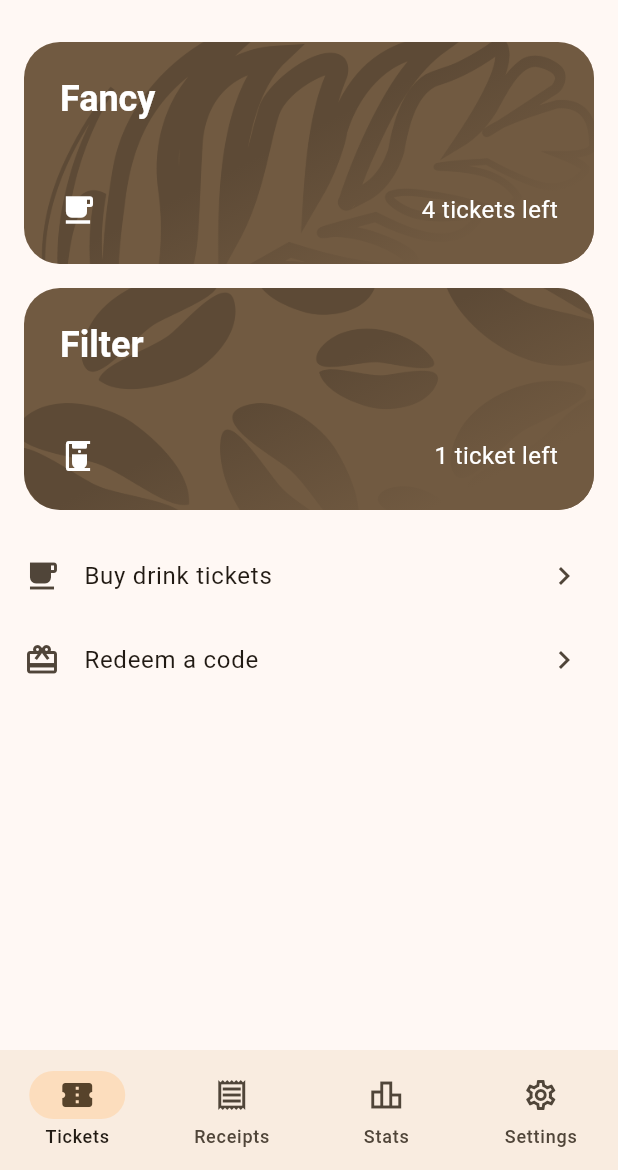
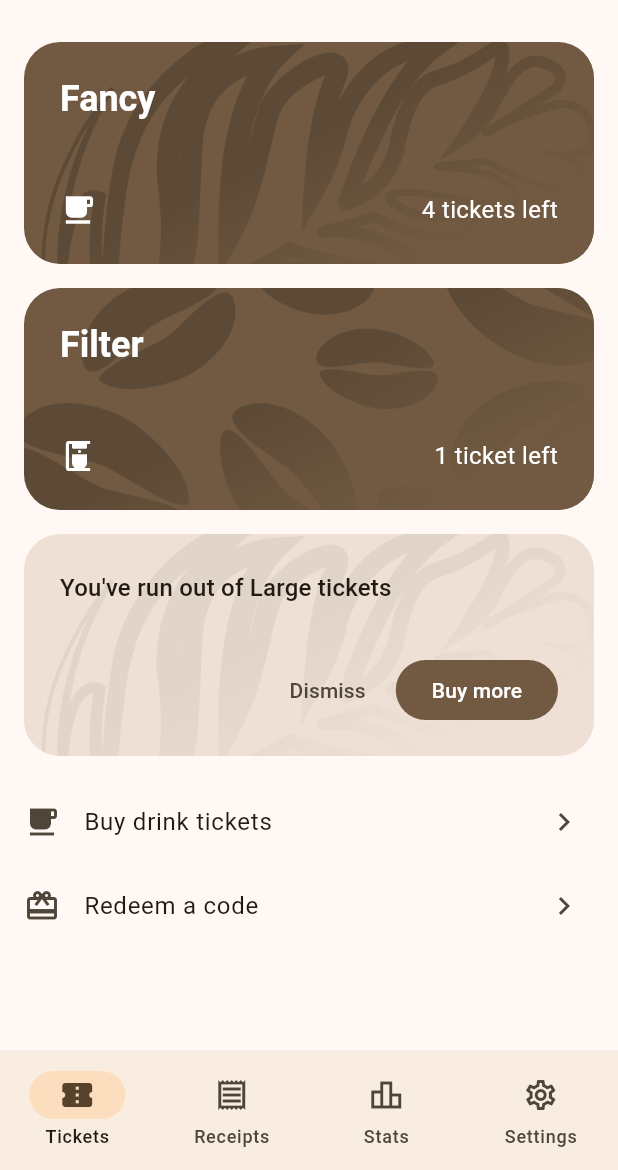
Before and after one commit to AnalogIO/mobile_app, a Flutter app: the screen it shows after launch, on a phone screen of 412 x 824 dp, the part 66-1236 px from its top. Run offline on Flutter 3.47's test engine with Material 3 defaults, Android fonts, the light colour scheme and no system bars; our stand-ins replace bloc, chopper, equatable, fpdart, gap, go_router and 1 more; generated files the repository leaves out were written again.

Commit message:
feat(tickets): add NoTicketsLeftCard widget and change constructors in TicketCardBase
- Add NoTicketsLeftCard which takes the place of an OwnedTicketCard when the last ticket of a type is used
- Change the amount of constructors in TicketCardBase from 2 to 1 so you always have to supply a widget instead of a string for the title

```diff
--- a/lib/tickets/my_tickets_section.dart
+++ b/lib/tickets/my_tickets_section.dart
@@ -1,6 +1,9 @@
+import 'package:cafe_analog_app/buy_tickets/products.dart';
+import 'package:cafe_analog_app/tickets/no_tickets_left_card.dart';
 import 'package:cafe_analog_app/tickets/owned_ticket_card.dart';
 import 'package:cafe_analog_app/tickets/use_ticket/use_ticket_modal.dart';
 import 'package:flutter/material.dart';
+import 'package:go_router/go_router.dart';
 
 // TODO(monir): add placeholder when user doesn't have any tickets.
 class MyTicketsSection extends StatelessWidget {
@@ -9,6 +12,8 @@ class MyTicketsSection extends StatelessWidget {
   // TODO(marfavi): hent data fra backend
   @override
   Widget build(BuildContext context) {
+    final dummyEmptyProduct = products[1];
+
     return Padding(
       padding: const EdgeInsets.all(16),
       child: Column(
@@ -40,6 +45,21 @@ class MyTicketsSection extends StatelessWidget {
               backgroundImagePath: 'assets/images/beans.png',
             ),
           ),
+          // Sample NoTicketsLeftCard widget
+          NoTicketsLeftCard(
+            id: 2,
+            ticketName: dummyEmptyProduct.title,
+            backgroundImagePath: 'assets/images/latteart.png',
+            onBuyMore: () {
+              context.push(
+                '/tickets/buy/ticket/${dummyEmptyProduct.title}',
+                extra: dummyEmptyProduct,
+              );
+            },
+            onDismiss: () {
+              // TODO: Remove this card from the list
+            },
+          ),
         ],
       ),
     );
--- /dev/null
+++ b/lib/tickets/no_tickets_left_card.dart
@@ -0,0 +1,78 @@
+import 'package:cafe_analog_app/tickets/ticket_card_base.dart';
+import 'package:flutter/material.dart';
+import 'package:gap/gap.dart';
+
+/// A card shown when the user has run out of tickets of a specific type.
+///
+/// Displays a message prompting the user to buy more tickets or dismiss.
+/// Uses [TicketCardBase] with muted colors for a less prominent appearance.
+class NoTicketsLeftCard extends StatelessWidget {
+  const NoTicketsLeftCard({
+    required this.id,
+    required this.ticketName,
+    required this.backgroundImagePath,
+    required this.onBuyMore,
+    required this.onDismiss,
+    super.key,
+  });
+
+  /// Unique identifier, used for Hero animation tag.
+  final int id;
+
+  /// The name of the ticket type that has run out.
+  final String ticketName;
+
+  /// Asset path for the background graphic.
+  final String backgroundImagePath;
+
+  /// Called when the user taps "Buy more".
+  final VoidCallback onBuyMore;
+
+  /// Called when the user taps "Dismiss".
+  final VoidCallback onDismiss;
+
+  @override
+  Widget build(BuildContext context) {
+    final colorScheme = Theme.of(context).colorScheme;
+
+    return TicketCardBase(
+      id: id,
+      title: Text(
+        "You've run out of $ticketName tickets",
+        style: Theme.of(context).textTheme.titleMedium,
+      ),
+      backgroundImagePath: backgroundImagePath,
+      backgroundColor: colorScheme.surfaceContainerHighest,
+      foregroundColor: colorScheme.onSurfaceVariant,
+      backgroundGraphicOpacity: 0.3,
+      children: [
+        const Gap(36),
+        Row(
+          mainAxisAlignment: MainAxisAlignment.end,
+          spacing: 8,
+          children: [
+            TextButton(
+              onPressed: onDismiss,
+              style: TextButton.styleFrom(
+                tapTargetSize: MaterialTapTargetSize.shrinkWrap,
+              ),
+              child: Text(
+                'Dismiss',
+                style: TextStyle(color: colorScheme.onSurfaceVariant),
+              ),
+            ),
+            FilledButton(
+              onPressed: onBuyMore,
+              style: FilledButton.styleFrom(
+                backgroundColor: colorScheme.secondary,
+                foregroundColor: colorScheme.onSecondary,
+                tapTargetSize: MaterialTapTargetSize.shrinkWrap,
+              ),
+              child: const Text('Buy more'),
+            ),
+          ],
+        ),
+      ],
+    );
+  }
+}
--- a/lib/tickets/owned_ticket_card.dart
+++ b/lib/tickets/owned_ticket_card.dart
@@ -24,7 +24,7 @@ class OwnedTicketCard extends StatelessWidget {
   Widget build(BuildContext context) {
     return TicketCardBase(
       id: id,
-      title: ticketName,
+      title: Text(ticketName),
       backgroundImagePath: backgroundImagePath,
       onTap: onTap,
       children: [
--- a/lib/tickets/ticket_card_base.dart
+++ b/lib/tickets/ticket_card_base.dart
@@ -3,26 +3,15 @@ import 'package:flutter/material.dart';
 /// A card displaying a ticket with a background graphic, title, and content.
 ///
 /// Uses [Hero] animations with a unique tag based on [id].
-///
-/// Use [TicketCardBase] for a simple string title, or
-/// [TicketCardBase.customTitleWidget] for a custom title widget.
 class TicketCardBase extends StatelessWidget {
-  /// Creates a ticket card with a string [title].
-  TicketCardBase({
+  const TicketCardBase({
     required this.id,
-    required String title,
+    required this.title,
     required this.backgroundImagePath,
     required this.children,
-    this.onTap,
-    super.key,
-  }) : titleWidget = Text(title);
-
-  /// Creates a ticket card with a custom [titleWidget].
-  const TicketCardBase.customTitleWidget({
-    required this.id,
-    required this.titleWidget,
-    required this.backgroundImagePath,
-    required this.children,
+    this.backgroundColor,
+    this.foregroundColor,
+    this.backgroundGraphicOpacity = 1.0,
     this.onTap,
     super.key,
   });
@@ -31,7 +20,7 @@ class TicketCardBase extends StatelessWidget {
   final int id;
 
   /// The widget displayed at the top; the ticket or menu item name.
-  final Widget titleWidget;
+  final Widget title;
 
   /// Asset path for the background graphic.
   final String backgroundImagePath;
@@ -42,30 +31,52 @@ class TicketCardBase extends StatelessWidget {
   /// Called when the card is tapped.
   final VoidCallback? onTap;
 
+  /// Optional background color. Defaults to [ColorScheme.secondary].
+  final Color? backgroundColor;
+
+  /// Optional foreground color. Defaults to [ColorScheme.onSecondary].
+  final Color? foregroundColor;
+
+  /// Opacity for the background graphic. Defaults to 1.0 (fully visible).
+  /// Use a lower value (e.g. 0.3) for a more subtle effect.
+  final double backgroundGraphicOpacity;
+
   static const double _borderRadius = 24;
+
+  WidgetStateProperty<Color?> _buildOverlayColor(Color baseColor) {
+    return WidgetStateProperty.fromMap({
+      WidgetState.hovered: baseColor.withAlpha(15),
+      WidgetState.focused: baseColor.withAlpha(20),
+      WidgetState.pressed: baseColor.withAlpha(30),
+    });
+  }
 
   @override
   Widget build(BuildContext context) {
     final colorScheme = Theme.of(context).colorScheme;
+    final bgColor = backgroundColor ?? colorScheme.secondary;
+    final fgColor = foregroundColor ?? colorScheme.onSecondary;
 
     return Hero(
       tag: 'ticket_$id',
       child: Material(
-        color: colorScheme.secondary,
+        color: bgColor,
         borderRadius: BorderRadius.circular(_borderRadius),
         clipBehavior: Clip.antiAlias,
         child: InkWell(
           onTap: onTap,
-          overlayColor: _buildOverlayColor(colorScheme.onSecondary),
+          overlayColor: _buildOverlayColor(fgColor),
           child: Stack(
             children: [
               _BackgroundGraphic(
                 imagePath: backgroundImagePath,
-                color: colorScheme.secondary,
+                color: bgColor,
+                opacity: backgroundGraphicOpacity,
               ),
-              _GradientOverlay(color: colorScheme.secondary),
+              _GradientOverlay(color: bgColor),
               _Content(
-                titleWidget: titleWidget,
+                titleWidget: title,
+                foregroundColor: fgColor,
                 children: children,
               ),
             ],
@@ -73,14 +84,6 @@ class TicketCardBase extends StatelessWidget {
         ),
       ),
     );
-  }
-
-  WidgetStateProperty<Color?> _buildOverlayColor(Color baseColor) {
-    return WidgetStateProperty.fromMap({
-      WidgetState.hovered: baseColor.withAlpha(15),
-      WidgetState.focused: baseColor.withAlpha(20),
-      WidgetState.pressed: baseColor.withAlpha(30),
-    });
   }
 }
 
@@ -92,10 +95,12 @@ class _BackgroundGraphic extends StatelessWidget {
   const _BackgroundGraphic({
     required this.imagePath,
     required this.color,
+    required this.opacity,
   });
 
   final String imagePath;
   final Color color;
+  final double opacity;
 
   @override
   Widget build(BuildContext context) {
@@ -106,10 +111,13 @@ class _BackgroundGraphic extends StatelessWidget {
     );
 
     return Positioned.fill(
-      child: ColorFiltered(
-        // srcIn: uses the image's shape (alpha) and fills it with our color
-        colorFilter: ColorFilter.mode(darkenedColor, BlendMode.srcIn),
-        child: Image.asset(imagePath, fit: BoxFit.cover),
+      child: Opacity(
+        opacity: opacity,
+        child: ColorFiltered(
+          // srcIn: uses the image's shape (alpha) and fills it with our color
+          colorFilter: ColorFilter.mode(darkenedColor, BlendMode.srcIn),
+          child: Image.asset(imagePath, fit: BoxFit.cover),
+        ),
       ),
     );
   }
@@ -145,10 +153,12 @@ class _GradientOverlay extends StatelessWidget {
 class _Content extends StatelessWidget {
   const _Content({
     required this.titleWidget,
+    required this.foregroundColor,
     required this.children,
   });
 
   final Widget titleWidget;
+  final Color foregroundColor;
   final List<Widget> children;
 
   @override
@@ -161,7 +171,7 @@ class _Content extends StatelessWidget {
         children: [
           DefaultTextStyle(
             style: TextStyle(
-              color: Theme.of(context).colorScheme.onSecondary,
+              color: foregroundColor,
               fontSize: 24,
               fontWeight: FontWeight.bold,
             ),
--- a/lib/tickets/use_ticket/use_ticket_card.dart
+++ b/lib/tickets/use_ticket/use_ticket_card.dart
@@ -36,10 +36,10 @@ class _UseTicketCardState extends State<UseTicketCard> {
 
   @override
   Widget build(BuildContext context) {
-    return TicketCardBase.customTitleWidget(
+    return TicketCardBase(
       id: widget.ticketId,
       backgroundImagePath: widget.backgroundImagePath,
-      titleWidget: AnimatedFadeSwitcherSized(
+      title: AnimatedFadeSwitcherSized(
         showSecond: _isSwiping,
         firstChild: Text(widget.ticketName),
         secondChild: Text(_selectedMenuItem ?? ''),
```
